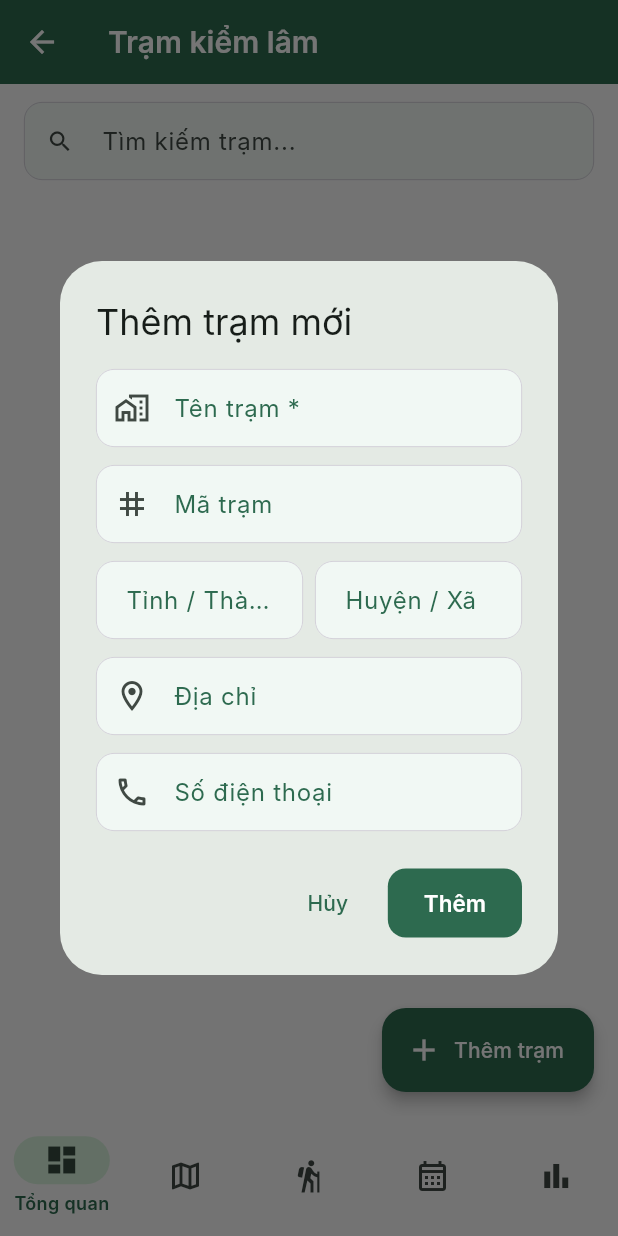
After one commit to vnn95/rangeguard_vn, a Flutter app: the StationManagementScreen screen opened by its route, after a tap on the "visibility off" icon, after a tap on "Thêm trạm", on a phone screen of 412 x 824 dp. The commit adds this screen. Run offline on Flutter 3.47's test engine with Material 3 defaults, Android fonts, the phone set to English and light mode, and no system bars; our stand-ins replace badges, cached_network_image, connectivity_plus, file_picker, fl_chart, flutter_dotenv and 11 more; accounts and stored records are empty; network calls fail; Roboto replaces fonts that are missing (Inter).

Commit message:
Add Station Management screen for admin
Full CRUD for trạm kiểm lâm: list with search/filter, add/edit dialog,
toggle active status via Supabase. Wired to /admin/stations route.

Co-Authored-By: Claude Sonnet 4.6 <noreply@anthropic.com>

```diff
--- a/lib/core/router/app_router.dart
+++ b/lib/core/router/app_router.dart
@@ -17,6 +17,7 @@ import 'package:rangeguard_vn/screens/profile/profile_screen.dart';
 import 'package:rangeguard_vn/screens/admin/admin_screen.dart';
 import 'package:rangeguard_vn/screens/admin/ranger_management_screen.dart';
 import 'package:rangeguard_vn/screens/admin/photo_gallery_screen.dart';
+import 'package:rangeguard_vn/screens/admin/station_management_screen.dart';
 import 'package:rangeguard_vn/widgets/common/main_scaffold.dart';
 
 final routerProvider = Provider<GoRouter>((ref) {
@@ -123,6 +124,11 @@ final routerProvider = Provider<GoRouter>((ref) {
                   patrolId: state.uri.queryParameters['patrol_id'],
                 ),
               ),
+              GoRoute(
+                path: 'stations',
+                name: 'admin-stations',
+                builder: (_, __) => const StationManagementScreen(),
+              ),
             ],
           ),
         ],
--- /dev/null
+++ b/lib/screens/admin/station_management_screen.dart
@@ -0,0 +1,548 @@
+import 'package:flutter/material.dart';
+import 'package:flutter_riverpod/flutter_riverpod.dart';
+import 'package:rangeguard_vn/core/constants/app_colors.dart';
+import 'package:rangeguard_vn/core/supabase/supabase_config.dart';
+
+// ── Model ────────────────────────────────────────────────────────────────────
+
+class Station {
+  final String id;
+  final String name;
+  final String? code;
+  final String? province;
+  final String? district;
+  final String? address;
+  final String? phone;
+  final String? managerId;
+  final String? managerName; // joined from profiles
+  final bool isActive;
+  final DateTime createdAt;
+
+  const Station({
+    required this.id,
+    required this.name,
+    this.code,
+    this.province,
+    this.district,
+    this.address,
+    this.phone,
+    this.managerId,
+    this.managerName,
+    required this.isActive,
+    required this.createdAt,
+  });
+
+  factory Station.fromMap(Map<String, dynamic> map) => Station(
+        id: map['id'] as String,
+        name: map['name'] as String,
+        code: map['code'] as String?,
+        province: map['province'] as String?,
+        district: map['district'] as String?,
+        address: map['address'] as String?,
+        phone: map['phone'] as String?,
+        managerId: map['manager_id'] as String?,
+        managerName: map['manager_name'] as String?,
+        isActive: map['is_active'] as bool? ?? true,
+        createdAt: DateTime.parse(
+            map['created_at'] as String? ?? DateTime.now().toIso8601String()),
+      );
+
+  Map<String, dynamic> toInsertMap() => {
+        'name': name,
+        'code': code,
+        'province': province,
+        'district': district,
+        'address': address,
+        'phone': phone,
+        'manager_id': managerId,
+        'is_active': isActive,
+      };
+}
+
+// ── Provider ─────────────────────────────────────────────────────────────────
+
+final stationsProvider = FutureProvider<List<Station>>((ref) async {
+  final data = await SupabaseConfig.client
+      .from('stations')
+      .select('*, profiles!manager_id(full_name)')
+      .order('name');
+
+  return data.map<Station>((e) {
+    final profileData = e['profiles'] as Map<String, dynamic>?;
+    return Station.fromMap({
+      ...e,
+      'manager_name': profileData?['full_name'],
+    });
+  }).toList();
+});
+
+// ── Screen ────────────────────────────────────────────────────────────────────
+
+class StationManagementScreen extends ConsumerStatefulWidget {
+  const StationManagementScreen({super.key});
+
+  @override
+  ConsumerState<StationManagementScreen> createState() =>
+      _StationManagementScreenState();
+}
+
+class _StationManagementScreenState
+    extends ConsumerState<StationManagementScreen> {
+  String _search = '';
+  bool _showInactive = false;
+
+  @override
+  Widget build(BuildContext context) {
+    final stationsAsync = ref.watch(stationsProvider);
+
+    return Scaffold(
+      appBar: AppBar(
+        title: const Text('Trạm kiểm lâm'),
+        actions: [
+          IconButton(
+            icon: Icon(
+              _showInactive ? Icons.visibility : Icons.visibility_off_outlined,
+              color: _showInactive ? AppColors.primary : null,
+            ),
+            tooltip: _showInactive ? 'Ẩn trạm không hoạt động' : 'Hiện tất cả',
+            onPressed: () => setState(() => _showInactive = !_showInactive),
+          ),
+        ],
+      ),
+      floatingActionButton: FloatingActionButton.extended(
+        onPressed: () => _showStationDialog(context, null),
+        icon: const Icon(Icons.add),
+        label: const Text('Thêm trạm'),
+        backgroundColor: AppColors.primary,
+        foregroundColor: Colors.white,
+      ),
+      body: Column(
+        children: [
+          Padding(
+            padding: const EdgeInsets.fromLTRB(16, 12, 16, 4),
+            child: TextField(
+              decoration: const InputDecoration(
+                hintText: 'Tìm kiếm trạm...',
+                prefixIcon: Icon(Icons.search),
+                isDense: true,
+              ),
+              onChanged: (v) => setState(() => _search = v.toLowerCase()),
+            ),
+          ),
+          Expanded(
+            child: stationsAsync.when(
+              loading: () =>
+                  const Center(child: CircularProgressIndicator()),
+              error: (e, _) => Center(
+                child: Column(
+                  mainAxisSize: MainAxisSize.min,
+                  children: [
+                    const Icon(Icons.error_outline,
+                        color: AppColors.error, size: 48),
+                    const SizedBox(height: 8),
+                    Text('Lỗi: $e',
+                        style: const TextStyle(color: AppColors.error)),
+                    const SizedBox(height: 12),
+                    ElevatedButton(
+                      onPressed: () => ref.invalidate(stationsProvider),
+                      child: const Text('Thử lại'),
+                    ),
+                  ],
+                ),
+              ),
+              data: (stations) {
+                final filtered = stations.where((s) {
+                  if (!_showInactive && !s.isActive) return false;
+                  if (_search.isEmpty) return true;
+                  return s.name.toLowerCase().contains(_search) ||
+                      (s.code?.toLowerCase().contains(_search) ?? false) ||
+                      (s.province?.toLowerCase().contains(_search) ?? false) ||
+                      (s.district?.toLowerCase().contains(_search) ?? false);
+                }).toList();
+
+                if (filtered.isEmpty) {
+                  return const Center(
+                    child: Column(
+                      mainAxisSize: MainAxisSize.min,
+                      children: [
+                        Icon(Icons.home_work_outlined,
+                            size: 64, color: Colors.grey),
+                        SizedBox(height: 12),
+                        Text('Không có trạm nào',
+                            style: TextStyle(color: Colors.grey)),
+                      ],
+                    ),
+                  );
+                }
+
+                return ListView.builder(
+                  padding:
+                      const EdgeInsets.symmetric(horizontal: 12, vertical: 8),
+                  itemCount: filtered.length,
+                  itemBuilder: (_, i) =>
+                      _StationCard(station: filtered[i], onAction: () {
+                    ref.invalidate(stationsProvider);
+                  }, onEdit: () => _showStationDialog(context, filtered[i])),
+                );
+              },
+            ),
+          ),
+        ],
+      ),
+    );
+  }
+
+  Future<void> _showStationDialog(
+      BuildContext context, Station? existing) async {
+    final result = await showDialog<bool>(
+      context: context,
+      builder: (_) => _StationDialog(station: existing),
+    );
+    if (result == true) ref.invalidate(stationsProvider);
+  }
+}
+
+// ── Station Card ──────────────────────────────────────────────────────────────
+
+class _StationCard extends StatelessWidget {
+  final Station station;
+  final VoidCallback onAction;
+  final VoidCallback onEdit;
+
+  const _StationCard({
+    required this.station,
+    required this.onAction,
+    required this.onEdit,
+  });
+
+  @override
+  Widget build(BuildContext context) {
+    return Card(
+      margin: const EdgeInsets.only(bottom: 8),
+      child: ListTile(
+        leading: Container(
+          width: 48,
+          height: 48,
+          decoration: BoxDecoration(
+            color: station.isActive
+                ? AppColors.primaryContainer
+                : Colors.grey.shade200,
+            borderRadius: BorderRadius.circular(12),
+          ),
+          child: Icon(
+            Icons.home_work_outlined,
+            color: station.isActive ? AppColors.primary : Colors.grey,
+            size: 24,
+          ),
+        ),
+        title: Row(
+          children: [
+            Expanded(
+              child: Text(
+                station.name,
+                style: TextStyle(
+                  fontWeight: FontWeight.w600,
+                  fontSize: 14,
+                  color: station.isActive ? null : Colors.grey,
+                ),
+              ),
+            ),
+            if (station.code != null)
+              Container(
+                padding:
+                    const EdgeInsets.symmetric(horizontal: 8, vertical: 2),
+                decoration: BoxDecoration(
+                  color: AppColors.primary.withValues(alpha: 0.1),
+                  borderRadius: BorderRadius.circular(8),
+                ),
+                child: Text(
+                  station.code!,
+                  style: const TextStyle(
+                    fontSize: 11,
+                    color: AppColors.primary,
+                    fontWeight: FontWeight.w600,
+                  ),
+                ),
+              ),
+            if (!station.isActive)
+              Container(
+                margin: const EdgeInsets.only(left: 4),
+                padding:
+                    const EdgeInsets.symmetric(horizontal: 8, vertical: 2),
+                decoration: BoxDecoration(
+                  color: Colors.grey.shade200,
+                  borderRadius: BorderRadius.circular(8),
+                ),
+                child: const Text(
+                  'Ngừng HĐ',
+                  style: TextStyle(fontSize: 10, color: Colors.grey),
+                ),
+              ),
+          ],
+        ),
+        subtitle: Column(
+          crossAxisAlignment: CrossAxisAlignment.start,
+          children: [
+            if (station.province != null || station.district != null)
+              Text(
+                [station.district, station.province]
+                    .where((s) => s != null)
+                    .join(', '),
+                style: const TextStyle(fontSize: 12),
+              ),
+            if (station.managerName != null)
+              Row(
+                children: [
+                  const Icon(Icons.person_outline,
+                      size: 12, color: Colors.grey),
+                  const SizedBox(width: 4),
+                  Text(
+                    station.managerName!,
+                    style:
+                        const TextStyle(fontSize: 12, color: Colors.grey),
+                  ),
+                ],
+              ),
+            if (station.phone != null)
+              Row(
+                children: [
+                  const Icon(Icons.phone_outlined,
+                      size: 12, color: Colors.grey),
+                  const SizedBox(width: 4),
+                  Text(
+                    station.phone!,
+                    style:
+                        const TextStyle(fontSize: 12, color: Colors.grey),
+                  ),
+                ],
+              ),
+          ],
+        ),
+        isThreeLine: true,
+        trailing: PopupMenuButton<String>(
+          onSelected: (action) => _handleAction(context, action),
+          itemBuilder: (_) => [
+            const PopupMenuItem(
+                value: 'edit',
+                child: Row(children: [
+                  Icon(Icons.edit_outlined, size: 18),
+                  SizedBox(width: 8),
+                  Text('Chỉnh sửa'),
+                ])),
+            PopupMenuItem(
+                value: 'toggle',
+                child: Row(children: [
+                  Icon(
+                    station.isActive
+                        ? Icons.pause_circle_outline
+                        : Icons.play_circle_outline,
+                    size: 18,
+                    color: station.isActive ? AppColors.warning : AppColors.success,
+                  ),
+                  const SizedBox(width: 8),
+                  Text(station.isActive ? 'Ngừng hoạt động' : 'Kích hoạt lại'),
+                ])),
+          ],
+        ),
+      ),
+    );
+  }
+
+  Future<void> _handleAction(BuildContext context, String action) async {
+    if (action == 'edit') {
+      onEdit();
+      return;
+    }
+    if (action == 'toggle') {
+      try {
+        await SupabaseConfig.client
+            .from('stations')
+            .update({'is_active': !station.isActive}).eq('id', station.id);
+        onAction();
+      } catch (e) {
+        if (context.mounted) {
+          ScaffoldMessenger.of(context).showSnackBar(
+            SnackBar(
+                content: Text('Lỗi: $e'),
+                backgroundColor: AppColors.error),
+          );
+        }
+      }
+    }
+  }
+}
+
+// ── Add/Edit Dialog ──────────────────────────────────────────────────────────
+
+class _StationDialog extends StatefulWidget {
+  final Station? station;
+  const _StationDialog({this.station});
+
+  @override
+  State<_StationDialog> createState() => _StationDialogState();
+}
+
+class _StationDialogState extends State<_StationDialog> {
+  final _formKey = GlobalKey<FormState>();
+  late final TextEditingController _name;
+  late final TextEditingController _code;
+  late final TextEditingController _province;
+  late final TextEditingController _district;
+  late final TextEditingController _address;
+  late final TextEditingController _phone;
+  bool _isLoading = false;
+
+  @override
+  void initState() {
+    super.initState();
+    final s = widget.station;
+    _name = TextEditingController(text: s?.name ?? '');
+    _code = TextEditingController(text: s?.code ?? '');
+    _province = TextEditingController(text: s?.province ?? '');
+    _district = TextEditingController(text: s?.district ?? '');
+    _address = TextEditingController(text: s?.address ?? '');
+    _phone = TextEditingController(text: s?.phone ?? '');
+  }
+
+  @override
+  void dispose() {
+    _name.dispose();
+    _code.dispose();
+    _province.dispose();
+    _district.dispose();
+    _address.dispose();
+    _phone.dispose();
+    super.dispose();
+  }
+
+  Future<void> _submit() async {
+    if (!_formKey.currentState!.validate()) return;
+    setState(() => _isLoading = true);
+
+    final map = {
+      'name': _name.text.trim(),
+      'code': _code.text.trim().isEmpty ? null : _code.text.trim(),
+      'province': _province.text.trim().isEmpty ? null : _province.text.trim(),
+      'district': _district.text.trim().isEmpty ? null : _district.text.trim(),
+      'address': _address.text.trim().isEmpty ? null : _address.text.trim(),
+      'phone': _phone.text.trim().isEmpty ? null : _phone.text.trim(),
+    };
+
+    try {
+      if (widget.station == null) {
+        await SupabaseConfig.client.from('stations').insert(map);
+      } else {
+        await SupabaseConfig.client
+            .from('stations')
+            .update(map)
+            .eq('id', widget.station!.id);
+      }
+      if (mounted) Navigator.pop(context, true);
+    } catch (e) {
+      if (mounted) {
+        ScaffoldMessenger.of(context).showSnackBar(
+          SnackBar(
+              content: Text('Lỗi: $e'), backgroundColor: AppColors.error),
+        );
+      }
+    } finally {
+      if (mounted) setState(() => _isLoading = false);
+    }
+  }
+
+  @override
+  Widget build(BuildContext context) {
+    final isEdit = widget.station != null;
+    return AlertDialog(
+      title: Text(isEdit ? 'Chỉnh sửa trạm' : 'Thêm trạm mới'),
+      content: SizedBox(
+        width: 400,
+        child: Form(
+          key: _formKey,
+          child: SingleChildScrollView(
+            child: Column(
+              mainAxisSize: MainAxisSize.min,
+              children: [
+                TextFormField(
+                  controller: _name,
+                  decoration: const InputDecoration(
+                    labelText: 'Tên trạm *',
+                    prefixIcon: Icon(Icons.home_work_outlined),
+                  ),
+                  validator: (v) =>
+                      (v == null || v.trim().isEmpty) ? 'Bắt buộc' : null,
+                ),
+                const SizedBox(height: 12),
+                TextFormField(
+                  controller: _code,
+                  decoration: const InputDecoration(
+                    labelText: 'Mã trạm',
+                    prefixIcon: Icon(Icons.tag),
+                    hintText: 'VD: TKL-01',
+                  ),
+                ),
+                const SizedBox(height: 12),
+                Row(
+                  children: [
+                    Expanded(
+                      child: TextFormField(
+                        controller: _province,
+                        decoration: const InputDecoration(
+                          labelText: 'Tỉnh / Thành phố',
+                          isDense: true,
+                        ),
+                      ),
+                    ),
+                    const SizedBox(width: 8),
+                    Expanded(
+                      child: TextFormField(
+                        controller: _district,
+                        decoration: const InputDecoration(
+                          labelText: 'Huyện / Xã',
+                          isDense: true,
+                        ),
+                      ),
+                    ),
+                  ],
+                ),
+                const SizedBox(height: 12),
+                TextFormField(
+                  controller: _address,
+                  decoration: const InputDecoration(
+                    labelText: 'Địa chỉ',
+                    prefixIcon: Icon(Icons.location_on_outlined),
+                  ),
+                ),
+                const SizedBox(height: 12),
+                TextFormField(
+                  controller: _phone,
+                  keyboardType: TextInputType.phone,
+                  decoration: const InputDecoration(
+                    labelText: 'Số điện thoại',
+                    prefixIcon: Icon(Icons.phone_outlined),
+                  ),
+                ),
+              ],
+            ),
+          ),
+        ),
+      ),
+      actions: [
+        TextButton(
+          onPressed: _isLoading ? null : () => Navigator.pop(context, false),
+          child: const Text('Hủy'),
+        ),
+        ElevatedButton(
+          onPressed: _isLoading ? null : _submit,
+          child: _isLoading
+              ? const SizedBox(
+                  width: 18,
+                  height: 18,
+                  child: CircularProgressIndicator(strokeWidth: 2),
+                )
+              : Text(isEdit ? 'Lưu' : 'Thêm'),
+        ),
+      ],
+    );
+  }
+}
```
